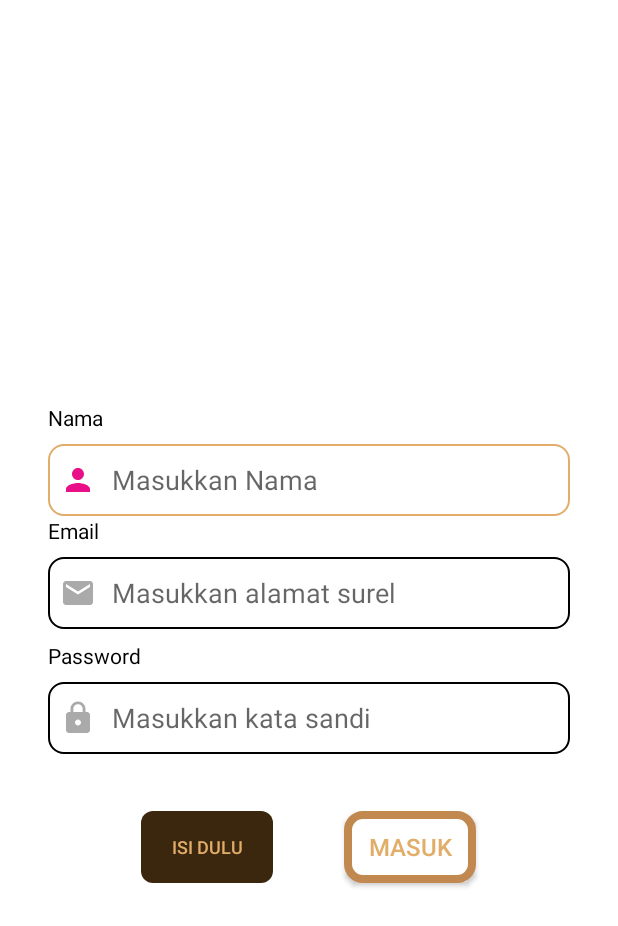
After one commit to TernakKu/TernakKu, an Android app: the RegisterActivity screen opened directly, with no data from a screen before it, on a phone screen of 412 x 824 dp. The commit adds this screen. Shown: the top 926 px of the screen. Run offline under Robolectric (Android 15) with nearby library versions, the phone set to English and light mode, and no system bars.

Commit message:
Implementing Register

```diff
--- a/Mobile Development/TernakKu/app/src/main/AndroidManifest.xml
+++ b/Mobile Development/TernakKu/app/src/main/AndroidManifest.xml
@@ -17,6 +17,9 @@
         android:supportsRtl="true"
         android:theme="@style/Theme.TernakKu"
         tools:targetApi="31">
+        <activity
+            android:name=".ui.register.RegisterActivity"
+            android:exported="false" />
         <activity
             android:name=".ui.history.HistoryActivity"
             android:exported="false" />
--- /dev/null
+++ b/Mobile Development/TernakKu/app/src/main/java/com/dicoding/ternakku/customview/NameEditText.kt
@@ -0,0 +1,132 @@
+package com.dicoding.ternakku.customview
+
+import android.content.Context
+import android.graphics.Canvas
+import android.graphics.drawable.Drawable
+import android.os.Build
+import android.text.Editable
+import android.text.TextWatcher
+import android.util.AttributeSet
+import android.view.MotionEvent
+import android.view.View
+import androidx.appcompat.widget.AppCompatEditText
+import androidx.core.content.ContextCompat
+import com.dicoding.ternakku.R
+
+class NameEditText : AppCompatEditText, View.OnTouchListener{
+    private lateinit var clearButtonImage: Drawable
+    private lateinit var nameIcon: Drawable
+
+    constructor(context: Context) : super(context) {
+        init()
+    }
+
+    constructor(context: Context, attrs: AttributeSet) : super(context, attrs) {
+        init()
+    }
+
+    constructor(context: Context, attrs: AttributeSet, defStyleAttr: Int) : super(context, attrs, defStyleAttr) {
+        init()
+    }
+
+    override fun onDraw(canvas: Canvas?) {
+        super.onDraw(canvas)
+        textAlignment = View.TEXT_ALIGNMENT_VIEW_START
+    }
+
+    private fun init(){
+        nameIcon = ContextCompat.getDrawable(context, R.drawable.custom_input_person) as Drawable
+        clearButtonImage = ContextCompat.getDrawable(context, R.drawable.baseline_close_24) as Drawable
+        setOnTouchListener(this)
+        compoundDrawablePadding = 16
+        setHint(R.string.hintName)
+        if (Build.VERSION.SDK_INT >= Build.VERSION_CODES.O) {
+            setAutofillHints(AppCompatEditText.AUTOFILL_HINT_NAME)
+        }
+        setDrawable(nameIcon)
+
+        addTextChangedListener(object : TextWatcher {
+            override fun beforeTextChanged(s: CharSequence, start: Int, count: Int, after: Int) {
+                // Do Nothing
+            }
+
+            override fun onTextChanged(s: CharSequence, start: Int, before: Int, count: Int) {
+                if (s.toString().isNotEmpty()) showClearButton() else hideClearButton()
+            }
+
+            override fun afterTextChanged(s: Editable) {
+                //Do Nothing
+            }
+
+        })
+    }
+
+    override fun onTouch(v: View?, event: MotionEvent): Boolean {
+        if (compoundDrawables[2] != null) {
+            val clearButtonStart: Float
+            val clearButtonEnd: Float
+            var isClearButtonClicked = false
+            if (layoutDirection == View.LAYOUT_DIRECTION_RTL) {
+                clearButtonEnd = (clearButtonImage.intrinsicWidth + paddingStart).toFloat()
+                when {
+                    event.x < clearButtonEnd -> isClearButtonClicked = true
+                }
+            } else {
+                clearButtonStart = (width - paddingEnd - clearButtonImage.intrinsicWidth).toFloat()
+                when {
+                    event.x > clearButtonStart -> isClearButtonClicked = true
+                }
+            }
+            if (isClearButtonClicked) {
+                when (event.action) {
+                    MotionEvent.ACTION_DOWN -> {
+                        clearButtonImage = ContextCompat.getDrawable(context, R.drawable.baseline_close_24) as Drawable
+                        showClearButton()
+                        return true
+                    }
+                    MotionEvent.ACTION_UP -> {
+                        clearButtonImage = ContextCompat.getDrawable(context, R.drawable.baseline_close_24) as Drawable
+                        when {
+                            text != null -> text?.clear()
+                        }
+                        hideClearButton()
+                        return true
+                    }
+                    else -> return false
+                }
+            } else return false
+        }
+        return false
+    }
+
+    private fun showClearButton(){
+        setButtonDrawables(endOfTheText = clearButtonImage)
+    }
+
+    private fun hideClearButton() {
+        setButtonDrawables()
+    }
+
+    private fun setDrawable(
+        start: Drawable? = null,
+        top: Drawable? = null,
+        end: Drawable? = null,
+        bottom: Drawable? = null
+    ) {
+        setCompoundDrawablesWithIntrinsicBounds(start, top, end, bottom)
+    }
+
+    private fun setButtonDrawables(
+        startOfTheText: Drawable? = null,
+        topOfTheText: Drawable? = null,
+        endOfTheText: Drawable? = null,
+        bottomOfTheText: Drawable? = null
+    ){
+        setCompoundDrawablesWithIntrinsicBounds(
+            startOfTheText,
+            topOfTheText,
+            endOfTheText,
+            bottomOfTheText
+        )
+    }
+}
--- a/Mobile Development/TernakKu/app/src/main/java/com/dicoding/ternakku/data/retrofit/response/ListResponse.kt
+++ b/Mobile Development/TernakKu/app/src/main/java/com/dicoding/ternakku/data/retrofit/response/ListResponse.kt
@@ -4,8 +4,8 @@ import com.google.gson.annotations.SerializedName
 
 data class ListResponse(
 
-	@field:SerializedName("ListResponse")
-	val listResponse: List<ListResponseItem>
+	@field:SerializedName("diseases")
+	val diseases: ArrayList<ListResponseItem>
 )
 
 data class ListResponseItem(
--- a/Mobile Development/TernakKu/app/src/main/java/com/dicoding/ternakku/ui/login/LoginActivity.kt
+++ b/Mobile Development/TernakKu/app/src/main/java/com/dicoding/ternakku/ui/login/LoginActivity.kt
@@ -21,6 +21,7 @@ import com.dicoding.ternakku.data.retrofit.response.LoginResponse
 import com.dicoding.ternakku.databinding.ActivityLoginBinding
 import com.dicoding.ternakku.preference.AuthorizeModel
 import com.dicoding.ternakku.preference.LoginPreference
+import com.dicoding.ternakku.ui.register.RegisterActivity
 import com.dicoding.ternakku.viewmodelfactory.ViewModelFactory
 import retrofit2.Call
 import retrofit2.Callback
@@ -60,6 +61,11 @@ class LoginActivity : AppCompatActivity() {
             val passwordUser = binding.etPassword.text.toString()
 
             userLogin(emailUser, passwordUser)
+        }
+
+        binding.btnToRegist.setOnClickListener {
+            val intent = Intent(this, RegisterActivity::class.java)
+            startActivity(intent)
         }
 
     }
--- /dev/null
+++ b/Mobile Development/TernakKu/app/src/main/java/com/dicoding/ternakku/ui/register/RegisterActivity.kt
@@ -0,0 +1,103 @@
+package com.dicoding.ternakku.ui.register
+
+import android.content.ContentValues
+import android.content.Intent
+import android.os.Build
+import androidx.appcompat.app.AppCompatActivity
+import android.os.Bundle
+import android.text.Editable
+import android.text.TextWatcher
+import android.util.Log
+import android.view.WindowInsets
+import android.view.WindowManager
+import android.widget.Toast
+import com.dicoding.ternakku.R
+import com.dicoding.ternakku.data.retrofit.ApiConfig
+import com.dicoding.ternakku.data.retrofit.response.RegisterResponse
+import com.dicoding.ternakku.databinding.ActivityRegisterBinding
+import com.dicoding.ternakku.ui.login.LoginActivity
+import retrofit2.Call
+import retrofit2.Callback
+import retrofit2.Response
+
+class RegisterActivity : AppCompatActivity() {
+    private lateinit var binding : ActivityRegisterBinding
+
+    override fun onCreate(savedInstanceState: Bundle?) {
+        super.onCreate(savedInstanceState)
+        setContentView(R.layout.activity_register)
+        binding = ActivityRegisterBinding.inflate(layoutInflater)
+        setContentView(binding.root)
+
+        setupView()
+
+        binding.etPassword.addTextChangedListener(object : TextWatcher {
+            override fun beforeTextChanged(s: CharSequence, start: Int, count: Int, after: Int) {
+                validationButton()
+            }
+
+            override fun onTextChanged(s: CharSequence, start: Int, before: Int, count: Int) {
+                validationButton()
+            }
+
+            override fun afterTextChanged(s: Editable) {
+
+            }
+
+        })
+        binding.btnRegister.setOnClickListener {
+            val name = binding.editText.text.toString()
+            val email = binding.etEmail.text.toString()
+            val password = binding.etPassword.text.toString()
+
+            postRegister(name, email, password)
+        }
+
+        binding.btnToLogin.setOnClickListener {
+            val intent = Intent(this, LoginActivity::class.java)
+            startActivity(intent)
+        }
+    }
+
+    private fun validationButton(){
+        val result = binding.etPassword.text
+        binding.btnRegister.isEnabled = result != null && result.toString().isNotEmpty() && result.length >= 8
+    }
+
+    private fun postRegister(name: String, email: String, password: String) {
+        val client = ApiConfig.getApiService().register(name, email, password)
+        client.enqueue(object : Callback<RegisterResponse> {
+            override fun onResponse(
+                call: Call<RegisterResponse>,
+                response: Response<RegisterResponse>
+            ) {
+                if(response.isSuccessful){
+                    val responsBody = response.body()
+                    if (responsBody!= null && !responsBody.error){
+                        Toast.makeText(this@RegisterActivity, responsBody.message, Toast.LENGTH_SHORT).show()
+                    }
+                } else {
+                    Toast.makeText(this@RegisterActivity, response.message(), Toast.LENGTH_SHORT).show()
+                }
+            }
+
+            override fun onFailure(call: Call<RegisterResponse>, t: Throwable) {
+                Log.e(ContentValues.TAG, "onFailure: ${t.message.toString()}")
+                Toast.makeText(this@RegisterActivity, "Gagal instance Retrofit", Toast.LENGTH_SHORT).show()
+            }
+        })
+    }
+
+    private fun setupView() {
+        @Suppress("DEPRECATION")
+        if (Build.VERSION.SDK_INT >= Build.VERSION_CODES.R) {
+            window.insetsController?.hide(WindowInsets.Type.statusBars())
+        } else {
+            window.setFlags(
+                WindowManager.LayoutParams.FLAG_FULLSCREEN,
+                WindowManager.LayoutParams.FLAG_FULLSCREEN
+            )
+        }
+        supportActionBar?.hide()
+    }
+}
--- a/Mobile Development/TernakKu/app/src/main/java/com/dicoding/ternakku/viewmodelfactory/ViewModelFactory.kt
+++ b/Mobile Development/TernakKu/app/src/main/java/com/dicoding/ternakku/viewmodelfactory/ViewModelFactory.kt
@@ -16,8 +16,6 @@ class ViewModelFactory(private val pref: LoginPreference) : ViewModelProvider.Ne
             modelClass.isAssignableFrom(LoginViewModel::class.java) -> {
                 LoginViewModel(pref) as T
             }
-            /*modelClass.isAssignableFrom(RegistrationViewModel::class.java) -> {
-                RegistrationViewModel(pref) as T*/
             modelClass.isAssignableFrom(MainViewModel::class.java) -> {
                 MainViewModel(pref) as T
             }
@@ -27,8 +25,6 @@ class ViewModelFactory(private val pref: LoginPreference) : ViewModelProvider.Ne
             modelClass.isAssignableFrom(HistoryViewModel::class.java) -> {
                 HistoryViewModel(pref) as T
             }
-
-
             else -> throw IllegalArgumentException("Unknown ViewModel class: " + modelClass.name)
         }
     }
--- /dev/null
+++ b/Mobile Development/TernakKu/app/src/main/res/drawable/baseline_close_24.xml
@@ -0,0 +1,5 @@
+<vector android:height="24dp" android:tint="#000000"
+    android:viewportHeight="24" android:viewportWidth="24"
+    android:width="24dp" xmlns:android="http://schemas.android.com/apk/res/android">
+    <path android:fillColor="@android:color/white" android:pathData="M19,6.41L17.59,5 12,10.59 6.41,5 5,6.41 10.59,12 5,17.59 6.41,19 12,13.41 17.59,19 19,17.59 13.41,12z"/>
+</vector>
--- /dev/null
+++ b/Mobile Development/TernakKu/app/src/main/res/layout/activity_register.xml
@@ -0,0 +1,143 @@
+<?xml version="1.0" encoding="utf-8"?>
+<androidx.constraintlayout.widget.ConstraintLayout xmlns:android="http://schemas.android.com/apk/res/android"
+    xmlns:app="http://schemas.android.com/apk/res-auto"
+    xmlns:tools="http://schemas.android.com/tools"
+    android:layout_width="match_parent"
+    android:layout_height="match_parent"
+    tools:context=".ui.register.RegisterActivity">
+
+    <TextView
+        android:id="@+id/tv_name"
+        android:layout_width="wrap_content"
+        android:layout_height="wrap_content"
+        android:layout_marginStart="32dp"
+        android:layout_marginEnd="376dp"
+        android:text="@string/name"
+        android:textColor="@color/black"
+        app:layout_constraintEnd_toEndOf="parent"
+        app:layout_constraintHorizontal_bias="0.0"
+        app:layout_constraintStart_toStartOf="parent"
+        app:layout_constraintTop_toTopOf="@+id/guideline5" />
+
+    <com.dicoding.ternakku.customview.NameEditText
+        android:id="@+id/editText"
+        android:layout_width="0dp"
+        android:layout_height="48dp"
+        android:background="@drawable/custom_input"
+        android:drawablePadding="8dp"
+        android:hint="@string/hintName"
+        android:lines="1"
+        android:maxLines="1"
+        android:paddingStart="8dp"
+        android:layout_marginStart="32dp"
+        android:layout_marginTop="8dp"
+        android:layout_marginEnd="32dp"
+        app:layout_constraintEnd_toEndOf="parent"
+        app:layout_constraintHorizontal_bias="1.0"
+        app:layout_constraintStart_toStartOf="parent"
+        app:layout_constraintTop_toBottomOf="@+id/tv_name" />
+
+    <TextView
+        android:id="@+id/tv_email"
+        android:layout_width="wrap_content"
+        android:layout_height="wrap_content"
+        android:layout_marginStart="32dp"
+        android:layout_marginEnd="376dp"
+        android:text="@string/email"
+        android:textColor="@color/black"
+        app:layout_constraintEnd_toEndOf="parent"
+        app:layout_constraintHorizontal_bias="0.0"
+        app:layout_constraintStart_toStartOf="parent"
+        app:layout_constraintTop_toBottomOf="@+id/editText" />
+
+    <com.dicoding.ternakku.customview.EmailEditText
+        android:id="@+id/et_email"
+        android:layout_width="match_parent"
+        android:layout_height="48dp"
+        android:layout_marginStart="32dp"
+        android:layout_marginTop="8dp"
+        android:layout_marginEnd="32dp"
+        android:background="@drawable/custom_input"
+        android:drawablePadding="8dp"
+        android:lines="1"
+        android:maxLines="1"
+        android:paddingStart="8dp"
+        app:layout_constraintEnd_toEndOf="parent"
+        app:layout_constraintHorizontal_bias="1.0"
+        app:layout_constraintStart_toStartOf="parent"
+        app:layout_constraintTop_toBottomOf="@+id/tv_email" />
+
+    <TextView
+        android:id="@+id/tv_password"
+        android:layout_width="wrap_content"
+        android:layout_height="wrap_content"
+        android:layout_marginStart="32dp"
+        android:layout_marginTop="8dp"
+        android:layout_marginEnd="349dp"
+        android:text="@string/password"
+        android:textColor="@color/black"
+        app:layout_constraintEnd_toEndOf="parent"
+        app:layout_constraintHorizontal_bias="0.0"
+        app:layout_constraintStart_toStartOf="parent"
+        app:layout_constraintTop_toBottomOf="@+id/et_email" />
+
+    <com.dicoding.ternakku.customview.PasswordEditText
+        android:id="@+id/et_password"
+        android:layout_width="match_parent"
+        android:layout_height="48dp"
+        android:layout_marginStart="32dp"
+        android:layout_marginTop="8dp"
+        android:layout_marginEnd="32dp"
+        android:background="@drawable/custom_input"
+        android:drawablePadding="8dp"
+        android:lines="1"
+        android:maxLines="1"
+        android:paddingStart="8dp"
+        app:layout_constraintEnd_toEndOf="parent"
+        app:layout_constraintHorizontal_bias="1.0"
+        app:layout_constraintStart_toStartOf="parent"
+        app:layout_constraintTop_toBottomOf="@+id/tv_password"
+        app:passwordToggleEnabled="true" />
+
+    <com.dicoding.ternakku.customview.Button
+        android:id="@+id/btn_register"
+        android:layout_width="wrap_content"
+        android:layout_height="wrap_content"
+        android:layout_marginStart="32dp"
+        android:layout_marginTop="32dp"
+        android:layout_marginEnd="32dp"
+        android:layout_marginBottom="52dp"
+        android:enabled="false"
+        app:layout_constraintBottom_toBottomOf="parent"
+        app:layout_constraintEnd_toEndOf="parent"
+        app:layout_constraintHorizontal_bias="0.239"
+        app:layout_constraintStart_toStartOf="parent"
+        app:layout_constraintTop_toBottomOf="@+id/et_password"
+        app:layout_constraintVertical_bias="0.033" />
+
+    <com.dicoding.ternakku.customview.ButtonUniversal
+        android:id="@+id/btn_to_login"
+        android:layout_width="wrap_content"
+        android:layout_height="wrap_content"
+        android:layout_marginTop="32dp"
+        android:layout_marginEnd="32dp"
+        android:layout_marginBottom="32dp"
+        android:background="@drawable/bg_button"
+        android:text="@string/sign_in"
+        app:layout_constraintBottom_toBottomOf="parent"
+        app:layout_constraintEnd_toEndOf="parent"
+        app:layout_constraintHorizontal_bias="0.431"
+        app:layout_constraintStart_toEndOf="@+id/btn_register"
+        app:layout_constraintTop_toBottomOf="@+id/et_password"
+        app:layout_constraintVertical_bias="0.029" />
+
+    <androidx.constraintlayout.widget.Guideline
+        android:id="@+id/guideline5"
+        android:layout_width="wrap_content"
+        android:layout_height="wrap_content"
+        android:orientation="horizontal"
+        app:layout_constraintGuide_begin="269dp" />
+
+
+
+</androidx.constraintlayout.widget.ConstraintLayout>
```
Also changed, not shown: Mobile Development/TernakKu/app/src/main/java/com/dicoding/ternakku/data/retrofit/ApiService.kt (+3 -6 lines).
